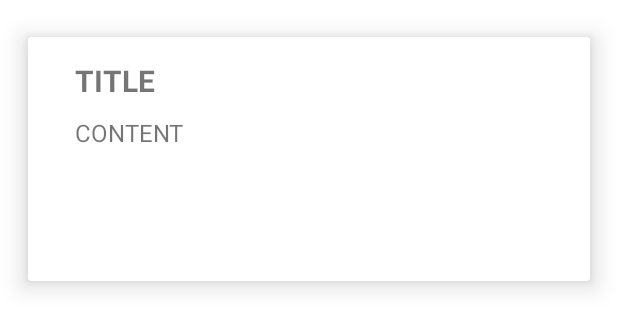
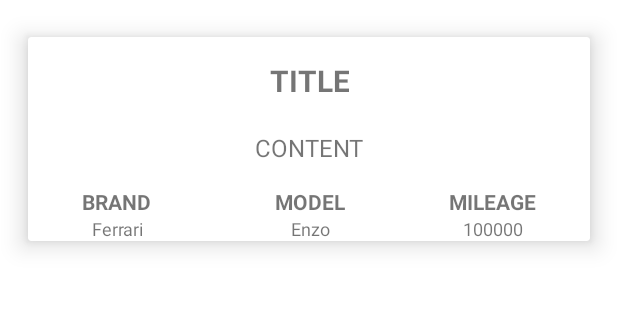
Before and after one commit to SchifName/MyGarage, an Android app: the layout notification_item.xml on its own in the app's theme, with its tools: preview values and no code run, on a phone screen of 412 x 824 dp. Shown: the top 329 px of the screen. Run offline under Robolectric (Android 15) with nearby library versions, the phone set to English and light mode, and no system bars.

Commit message:
card notification

```diff
--- a/app/src/main/res/layout/notification_item.xml
+++ b/app/src/main/res/layout/notification_item.xml
@@ -14,7 +14,7 @@
     <androidx.cardview.widget.CardView
         android:id="@+id/card"
         android:layout_width="match_parent"
-        android:layout_height="200dp"
+        android:layout_height="wrap_content"
         android:layout_margin="6dp"
         app:cardElevation="10dp"
         app:cardMaxElevation="12dp"
@@ -34,12 +34,13 @@
                 android:id="@+id/notification_title"
                 android:layout_width="wrap_content"
                 android:layout_height="wrap_content"
-                android:layout_marginStart="15dp"
                 android:layout_marginTop="15dp"
                 android:text="@{notification.title}"
+                android:textAlignment="center"
                 android:textAllCaps="true"
                 android:textSize="20sp"
                 android:textStyle="bold"
+                app:layout_constraintEnd_toEndOf="parent"
                 app:layout_constraintStart_toStartOf="parent"
                 app:layout_constraintTop_toTopOf="parent"
                 tools:text="Title">
@@ -50,10 +51,12 @@
                 android:id="@+id/notification_content"
                 android:layout_width="wrap_content"
                 android:layout_height="wrap_content"
-                android:layout_marginTop="10dp"
+                android:layout_marginTop="20dp"
                 android:text="@{notification.content}"
+                android:textAlignment="center"
                 android:textAllCaps="true"
                 android:textSize="16sp"
+                app:layout_constraintEnd_toEndOf="@+id/notification_title"
                 app:layout_constraintStart_toStartOf="@id/notification_title"
                 app:layout_constraintTop_toBottomOf="@id/notification_title"
                 tools:text="Content">
@@ -61,34 +64,78 @@
             </TextView>
 
             <TextView
-                android:id="@+id/textView2"
+                android:id="@+id/brand_text"
                 android:layout_width="wrap_content"
                 android:layout_height="wrap_content"
-                android:layout_marginBottom="10dp"
                 android:text="@{notification.brand}"
+                android:textAlignment="center"
                 android:textSize="12sp"
-                app:layout_constraintBottom_toBottomOf="parent"
-                app:layout_constraintStart_toStartOf="@+id/notification_content" />
+                app:layout_constraintEnd_toEndOf="@+id/brand_label"
+                app:layout_constraintStart_toStartOf="@+id/brand_label"
+                app:layout_constraintTop_toBottomOf="@+id/brand_label"
+                tools:text="Ferrari" />
 
             <TextView
-                android:id="@+id/textView3"
+                android:id="@+id/model_text"
                 android:layout_width="wrap_content"
                 android:layout_height="wrap_content"
                 android:text="@{notification.model}"
+                android:textAlignment="center"
                 android:textSize="12sp"
-                app:layout_constraintBottom_toBottomOf="@+id/textView2"
-                app:layout_constraintEnd_toStartOf="@+id/textView4"
-                app:layout_constraintStart_toEndOf="@+id/textView2"
-                app:layout_constraintTop_toTopOf="@+id/textView2" />
+                app:layout_constraintEnd_toEndOf="@+id/model_label"
+                app:layout_constraintStart_toStartOf="@+id/model_label"
+                app:layout_constraintTop_toBottomOf="@+id/model_label"
+                tools:text="Enzo" />
 
             <TextView
-                android:id="@+id/textView4"
+                android:id="@+id/car_mileage"
                 android:layout_width="wrap_content"
                 android:layout_height="wrap_content"
                 android:text="@{notification.mileage}"
+                android:textAlignment="center"
                 android:textSize="12sp"
-                app:layout_constraintEnd_toEndOf="parent"
-                app:layout_constraintTop_toTopOf="@+id/textView3" />
+                app:layout_constraintBottom_toBottomOf="@+id/model_text"
+                app:layout_constraintEnd_toEndOf="@+id/mileage_label"
+                app:layout_constraintStart_toStartOf="@+id/mileage_label"
+                app:layout_constraintTop_toTopOf="@+id/model_text"
+                tools:text="100000" />
+
+            <TextView
+                android:id="@+id/brand_label"
+                android:layout_width="wrap_content"
+                android:layout_height="wrap_content"
+                android:layout_marginStart="20dp"
+                android:text="BRAND"
+                android:textAlignment="center"
+                android:textAllCaps="true"
+                android:textStyle="bold"
+                app:layout_constraintStart_toStartOf="parent"
+                app:layout_constraintTop_toTopOf="@+id/model_label" />
+
+            <TextView
+                android:id="@+id/model_label"
+                android:layout_width="wrap_content"
+                android:layout_height="wrap_content"
+                android:layout_marginTop="15dp"
+                android:text="MODEL"
+                android:textAlignment="center"
+                android:textAllCaps="true"
+                android:textStyle="bold"
+                app:layout_constraintEnd_toEndOf="@+id/notification_content"
+                app:layout_constraintStart_toStartOf="@+id/notification_content"
+                app:layout_constraintTop_toBottomOf="@+id/notification_content" />
+
+            <TextView
+                android:id="@+id/mileage_label"
+                android:layout_width="wrap_content"
+                android:layout_height="wrap_content"
+                android:layout_marginEnd="20dp"
+                android:text="MILEAGE"
+                android:textAlignment="center"
+                android:textAllCaps="true"
+                android:textStyle="bold"
+                app:layout_constraintBottom_toTopOf="@+id/car_mileage"
+                app:layout_constraintEnd_toEndOf="parent" />
         </androidx.constraintlayout.widget.ConstraintLayout>
 
     </androidx.cardview.widget.CardView>
```
